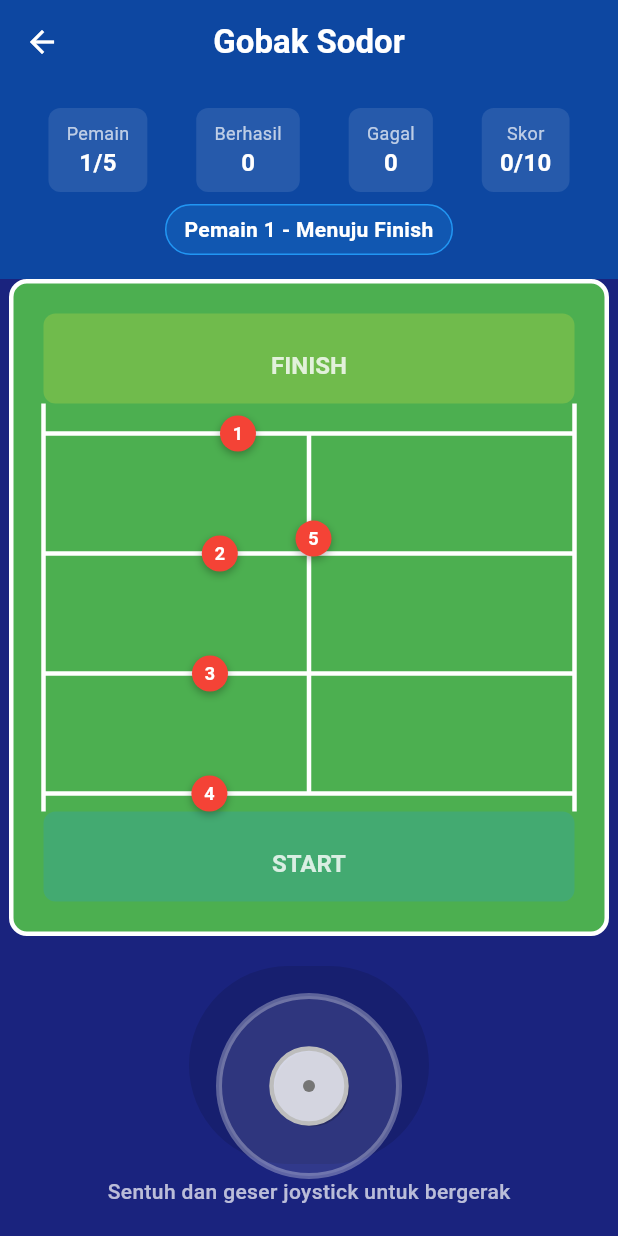
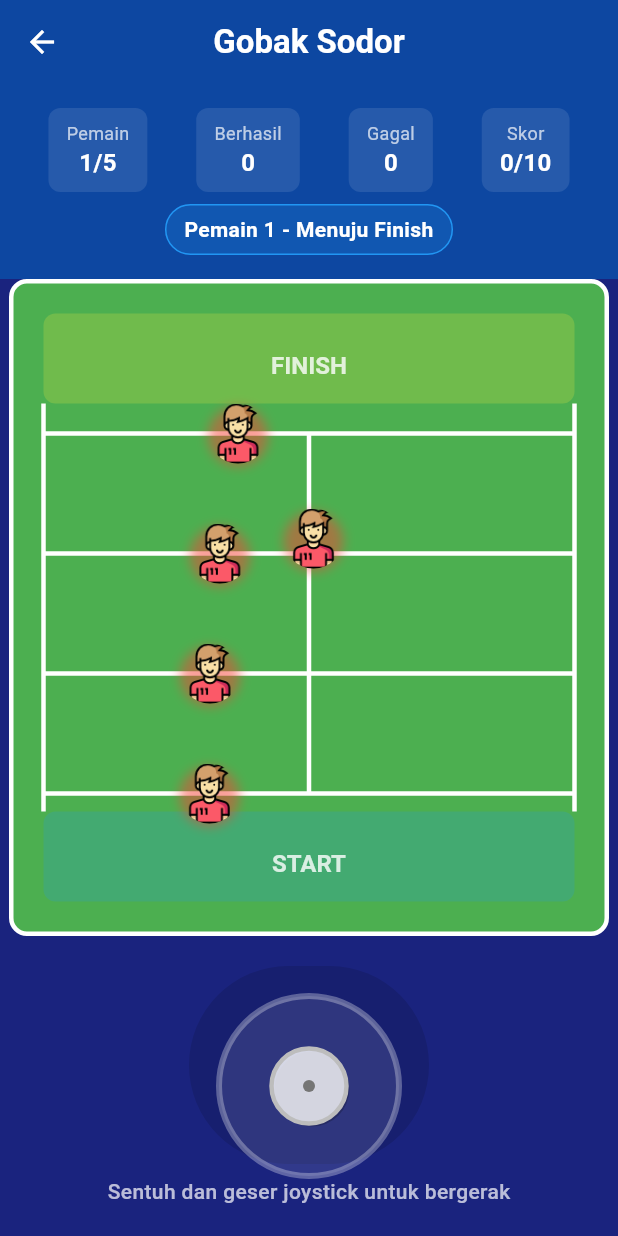
Before and after one commit to yosuatarigan/game-permainan-tradisional-simulasi, a Flutter app: the GobakSodorGame screen opened directly, after a tap on "Mulai Game", on a phone screen of 412 x 824 dp. Run offline on Flutter 3.47's test engine with Material 3 defaults, Android fonts, the phone set to English and light mode, and no system bars; our stand-ins replace audioplayers, shared_preferences; missing offline and left inert: flame; accounts and stored records are empty; Roboto replaces fonts that are missing (Poppins).

Commit message:
sudah ganti player

```diff
--- a/lib/gobaksodor/gobak_sodor_game.dart
+++ b/lib/gobaksodor/gobak_sodor_game.dart
@@ -31,12 +31,12 @@ class _GobakSodorGameState extends State<GobakSodorGame>
   bool playerMoving = false;
   bool returningHome = false;
   bool hasReachedFinish = false;
-  bool hasFinishPoint = false; // NEW: Track if player got finish point
+  bool hasFinishPoint = false;
 
   // Guards positions and directions
   List<Guard> guards = [];
 
-  // Joystick - FIXED
+  // Joystick
   Offset joystickPosition = Offset.zero;
   Offset knobPosition = Offset.zero;
   bool joystickActive = false;
@@ -51,8 +51,8 @@ class _GobakSodorGameState extends State<GobakSodorGame>
   // Game settings
   final double fieldWidth = 400;
   final double fieldHeight = 500;
-  final double playerSize = 24;
-  final double guardSize = 24;
+  final double playerSize = 40;
+  final double guardSize = 40;
   final double maxSpeed = 3.0;
 
   @override
@@ -60,7 +60,6 @@ class _GobakSodorGameState extends State<GobakSodorGame>
     super.initState();
     _initializeGame();
 
-    // Initialize joystick position
     WidgetsBinding.instance.addPostFrameCallback((_) {
       setState(() {
         joystickPosition = Offset(joystickRadius + 20, joystickRadius + 20);
@@ -70,7 +69,6 @@ class _GobakSodorGameState extends State<GobakSodorGame>
   }
 
   void _initializeGame() {
-    // Animation controllers
     _guardController = AnimationController(
       duration: const Duration(seconds: 2),
       vsync: this,
@@ -82,20 +80,18 @@ class _GobakSodorGameState extends State<GobakSodorGame>
     );
 
     _particleController = AnimationController(
-      duration: const Duration(milliseconds: 16), // 60 FPS
+      duration: const Duration(milliseconds: 16),
       vsync: this,
     )..repeat();
 
-    // Listen to particle animation for game loop
     _particleController.addListener(_gameLoop);
 
-    // Initialize guards dengan posisi yang lebih akurat
     guards = [
-      Guard(1, const Offset(200, 100), true, 140, _guardController), // Horizontal guard 1
-      Guard(2, const Offset(200, 180), true, 140, _guardController), // Horizontal guard 2
-      Guard(3, const Offset(200, 260), true, 140, _guardController), // Horizontal guard 3
-      Guard(4, const Offset(200, 340), true, 140, _guardController), // Horizontal guard 4
-      Guard(5, const Offset(200, 220), false, 110, _guardController), // Vertical guard 5
+      Guard(1, const Offset(200, 100), true, 140, _guardController),
+      Guard(2, const Offset(200, 180), true, 140, _guardController),
+      Guard(3, const Offset(200, 260), true, 140, _guardController),
+      Guard(4, const Offset(200, 340), true, 140, _guardController),
+      Guard(5, const Offset(200, 220), false, 110, _guardController),
     ];
   }
 
@@ -103,7 +99,6 @@ class _GobakSodorGameState extends State<GobakSodorGame>
     if (!gameStarted || gameOver || playerCaught || playerCompleted) return;
 
     setState(() {
-      // Update player position with velocity
       if (joystickActive) {
         double newX = (playerPosition.dx + playerVelocity.dx)
             .clamp(30, fieldWidth - 30);
@@ -112,7 +107,6 @@ class _GobakSodorGameState extends State<GobakSodorGame>
 
         playerPosition = Offset(newX, newY);
 
-        // Add trail particles when moving
         if (playerVelocity.distance > 0.5) {
           _addTrailParticle();
         }
@@ -122,22 +116,17 @@ class _GobakSodorGameState extends State<GobakSodorGame>
         playerMoving = false;
       }
 
-      // Check game state
       _checkGameState();
       _checkCollisions();
-
-      // Update particles
       _updateParticles();
     });
   }
 
   void _checkGameState() {
-    // Check if reached finish line (top area) - UPDATED SCORING
     if (!hasReachedFinish && playerPosition.dy <= 90) {
       hasReachedFinish = true;
       returningHome = true;
 
-      // Give 1 point for reaching finish
       if (!hasFinishPoint) {
         hasFinishPoint = true;
         totalScore++;
@@ -146,7 +135,6 @@ class _GobakSodorGameState extends State<GobakSodorGame>
       }
     }
 
-    // Check if returned home successfully
     if (hasReachedFinish && returningHome && playerPosition.dy >= 420) {
       _playerCompletedRound();
     }
@@ -163,14 +151,13 @@ class _GobakSodorGameState extends State<GobakSodorGame>
       playerPosition = const Offset(200, 460);
       returningHome = false;
       hasReachedFinish = false;
-      hasFinishPoint = false; // Reset finish point flag
+      hasFinishPoint = false;
       playerCaught = false;
       playerCompleted = false;
       gameMessage = 'Pemain 1 - Menuju Finish';
     });
   }
 
-  // FIXED JOYSTICK METHODS
   void _handleJoystickStart(Offset globalPosition) {
     if (!gameStarted || gameOver || playerCaught || playerCompleted) return;
 
@@ -199,9 +186,8 @@ class _GobakSodorGameState extends State<GobakSodorGame>
     setState(() {
       if (distance <= joystickRadius) {
         knobPosition = localPosition;
-        joystickActive = distance > 8; // Dead zone
+        joystickActive = distance > 8;
       } else {
-        // Clamp to boundary
         final direction = delta / distance;
         knobPosition = center + direction * joystickRadius;
         joystickActive = true;
@@ -227,7 +213,6 @@ class _GobakSodorGameState extends State<GobakSodorGame>
     });
   }
 
-  // Particle Methods
   void _addTrailParticle() {
     if (trailParticles.length > 20) {
       trailParticles.removeAt(0);
@@ -335,7 +320,7 @@ class _GobakSodorGameState extends State<GobakSodorGame>
   }
 
   void _playerCaught() {
-    if (playerCaught || playerCompleted) return; // Prevent multiple calls
+    if (playerCaught || playerCompleted) return;
 
     setState(() {
       playerCaught = true;
@@ -348,7 +333,6 @@ class _GobakSodorGameState extends State<GobakSodorGame>
 
     _addExplosionParticles();
 
-    // Show caught message then move to next player
     Future.delayed(const Duration(milliseconds: 1500), () {
       if (mounted) {
         _nextPlayer();
@@ -357,12 +341,12 @@ class _GobakSodorGameState extends State<GobakSodorGame>
   }
 
   void _playerCompletedRound() {
-    if (playerCaught || playerCompleted) return; // Prevent multiple calls
+    if (playerCaught || playerCompleted) return;
 
     setState(() {
       playerCompleted = true;
       playersCompleted++;
-      totalScore++; // Give 1 more point for returning to start
+      totalScore++;
       gameMessage = 'Pemain $currentPlayer Berhasil Pulang! (+1 Poin) Total: 2 Poin';
       playerVelocity = Offset.zero;
       joystickActive = false;
@@ -371,7 +355,6 @@ class _GobakSodorGameState extends State<GobakSodorGame>
 
     _addVictoryParticles();
 
-    // Show success message then move to next player
     Future.delayed(const Duration(milliseconds: 1500), () {
       if (mounted) {
         _nextPlayer();
@@ -380,9 +363,7 @@ class _GobakSodorGameState extends State<GobakSodorGame>
   }
 
   void _nextPlayer() {
-    // Check if all 5 players have played
     if (currentPlayer >= 5) {
-      // Game finished - all 5 players have played
       setState(() {
         gameOver = true;
         gameStarted = false;
@@ -390,7 +371,6 @@ class _GobakSodorGameState extends State<GobakSodorGame>
       });
       _addVictoryParticles();
     } else {
-      // Next player
       setState(() {
         currentPlayer++;
         playerCaught = false;
@@ -398,12 +378,11 @@ class _GobakSodorGameState extends State<GobakSodorGame>
         playerPosition = const Offset(200, 460);
         returningHome = false;
         hasReachedFinish = false;
-        hasFinishPoint = false; // Reset finish point flag for new player
+        hasFinishPoint = false;
         gameMessage = 'Pemain $currentPlayer - Menuju Finish';
         playerVelocity = Offset.zero;
         joystickActive = false;
         knobPosition = Offset(joystickRadius + 20, joystickRadius + 20);
-        // Clear particles
         particles.clear();
         trailParticles.clear();
       });
@@ -435,7 +414,6 @@ class _GobakSodorGameState extends State<GobakSodorGame>
       ),
       body: Column(
         children: [
-          // Game status
           Container(
             width: double.infinity,
             padding: const EdgeInsets.all(16),
@@ -448,7 +426,7 @@ class _GobakSodorGameState extends State<GobakSodorGame>
                     _buildStatusCard('Pemain', '$currentPlayer/5'),
                     _buildStatusCard('Berhasil', '$playersCompleted'),
                     _buildStatusCard('Gagal', '$playersFailed'),
-                    _buildStatusCard('Skor', '$totalScore/10'), // Updated max score
+                    _buildStatusCard('Skor', '$totalScore/10'),
                   ],
                 ),
                 if (gameMessage.isNotEmpty) ...[
@@ -497,12 +475,10 @@ class _GobakSodorGameState extends State<GobakSodorGame>
                 ),
                 child: Stack(
                   children: [
-                    // Field background with lines
                     CustomPaint(
                       painter: GameFieldPainter(),
                       size: Size(fieldWidth, fieldHeight),
                     ),
-                    // Particles
                     CustomPaint(
                       painter: ParticlePainter(
                         particles: particles,
@@ -510,7 +486,6 @@ class _GobakSodorGameState extends State<GobakSodorGame>
                       ),
                       size: Size(fieldWidth, fieldHeight),
                     ),
-                    // Guards
                     AnimatedBuilder(
                       animation: _guardController,
                       builder: (context, child) {
@@ -524,16 +499,22 @@ class _GobakSodorGameState extends State<GobakSodorGame>
                                 width: guardSize,
                                 height: guardSize,
                                 decoration: BoxDecoration(
-                                  color: Colors.red,
                                   borderRadius: BorderRadius.circular(guardSize / 2),
                                   boxShadow: [
                                     BoxShadow(
-                                      color: Colors.black.withOpacity(0.3),
-                                      blurRadius: 4,
+                                      color: Colors.red.withOpacity(0.5),
+                                      blurRadius: 6,
                                       offset: const Offset(0, 2),
                                     ),
                                   ],
                                 ),
+                                child: ClipOval(
+                                  child: Image.asset(
+                                    'assets/red.png',
+                                    fit: BoxFit.cover,
+                                    errorBuilder: (context, error, stackTrace) {
+                                      return Container(
+                                        color: Colors.red,
                                         child: Center(
                                           child: Text(
                                             '${guard.id}',
@@ -544,13 +525,17 @@ class _GobakSodorGameState extends State<GobakSodorGame>
                                             ),
                                           ),
                                         ),
+                                      );
+                                    },
+                                  ),
+                                ),
                               ),
                             );
                           }).toList(),
                         );
                       },
                     ),
-                    // Player
+                    // Player with Image
                     AnimatedPositioned(
                       duration: const Duration(milliseconds: 50),
                       left: playerPosition.dx - playerSize / 2,
@@ -559,29 +544,31 @@ class _GobakSodorGameState extends State<GobakSodorGame>
                         width: playerMoving ? playerSize + 4 : playerSize,
                         height: playerMoving ? playerSize + 4 : playerSize,
                         decoration: BoxDecoration(
-                          color: playerCaught
-                              ? Colors.orange
-                              : returningHome
-                                  ? Colors.green
-                                  : Colors.blue,
                           borderRadius: BorderRadius.circular(playerSize / 2),
                           boxShadow: [
                             BoxShadow(
                               color: playerCaught
-                                  ? Colors.orange.withOpacity(0.6)
-                                  : returningHome
-                                      ? Colors.green.withOpacity(0.6)
+                                  ? Colors.red.withOpacity(0.6)
                                   : Colors.blue.withOpacity(0.6),
-                              blurRadius: playerMoving ? 8 : 4,
+                              blurRadius: playerMoving ? 12 : 6,
                               offset: const Offset(0, 2),
                             ),
                           ],
                         ),
-                        child: const Center(
-                          child: Icon(
+                        child: ClipOval(
+                          child: Image.asset(
+                            'assets/blue.png',
+                            fit: BoxFit.cover,
+                            errorBuilder: (context, error, stackTrace) {
+                              return Container(
+                                color: Colors.blue,
+                                child: const Icon(
                                   Icons.person,
                                   color: Colors.white,
-                            size: 16,
+                                  size: 24,
+                                ),
+                              );
+                            },
                           ),
                         ),
                       ),
@@ -592,7 +579,6 @@ class _GobakSodorGameState extends State<GobakSodorGame>
             ),
           ),
 
-          // Controls with FIXED Virtual Joystick
           Container(
             height: 200,
             padding: const EdgeInsets.all(20),
@@ -617,7 +603,6 @@ class _GobakSodorGameState extends State<GobakSodorGame>
                   ),
 
                 if (gameStarted && !gameOver) ...[
-                  // FIXED Virtual Joystick
                   Expanded(
                     child: Center(
                       child: SizedBox(
@@ -650,7 +635,6 @@ class _GobakSodorGameState extends State<GobakSodorGame>
                     ),
                   ),
 
-                  // Instructions
                   const Padding(
                     padding: EdgeInsets.only(top: 8),
                     child: Text(
@@ -744,7 +728,6 @@ class _GobakSodorGameState extends State<GobakSodorGame>
   }
 }
 
-// Guard class
 class Guard {
   final int id;
   final Offset basePosition;
@@ -766,7 +749,6 @@ class Guard {
   }
 }
 
-// Custom painter for the game field
 class GameFieldPainter extends CustomPainter {
   GameFieldPainter();
 
@@ -774,11 +756,9 @@ class GameFieldPainter extends CustomPainter {
   void paint(Canvas canvas, Size size) {
     final paint = Paint();
 
-    // Draw field lines
     paint.color = Colors.white;
     paint.strokeWidth = 3;
 
-    // Horizontal lines
     for (int i = 1; i <= 4; i++) {
       double y = 80.0 * i + 20;
       canvas.drawLine(
@@ -788,27 +768,24 @@ class GameFieldPainter extends CustomPainter {
       );
     }
 
-    // Vertical center line
     canvas.drawLine(
       Offset(size.width / 2, 100),
       Offset(size.width / 2, 340),
       paint,
     );
 
-    // Left and right boundary lines
     canvas.drawLine(
-      Offset(20, 80), // Start from finish area
-      Offset(20, size.height - 80), // End at start area
+      Offset(20, 80),
+      Offset(20, size.height - 80),
       paint,
     );
 
     canvas.drawLine(
-      Offset(size.width - 20, 80), // Start from finish area
-      Offset(size.width - 20, size.height - 80), // End at start area
+      Offset(size.width - 20, 80),
+      Offset(size.width - 20, size.height - 80),
       paint,
     );
 
-    // Draw start area
     paint.color = Colors.blue.withOpacity(0.2);
     paint.style = PaintingStyle.fill;
     canvas.drawRRect(
@@ -819,7 +796,6 @@ class GameFieldPainter extends CustomPainter {
       paint,
     );
 
-    // Draw finish area
     paint.color = Colors.yellow.withOpacity(0.2);
     canvas.drawRRect(
       RRect.fromRectAndRadius(
@@ -829,14 +805,12 @@ class GameFieldPainter extends CustomPainter {
       paint,
     );
 
-    // Draw area labels
     final textStyle = TextStyle(
       color: Colors.white.withOpacity(0.8),
       fontSize: 16,
       fontWeight: FontWeight.bold,
     );
 
-    // START label
     TextPainter startPainter = TextPainter(
       text: TextSpan(text: 'START', style: textStyle),
       textDirection: TextDirection.ltr,
@@ -850,7 +824,6 @@ class GameFieldPainter extends CustomPainter {
       ),
     );
 
-    // FINISH label
     TextPainter finishPainter = TextPainter(
       text: TextSpan(text: 'FINISH', style: textStyle),
       textDirection: TextDirection.ltr,
@@ -871,7 +844,6 @@ class GameFieldPainter extends CustomPainter {
   }
 }
 
-// Particle shapes
 enum ParticleShape {
   circle,
   square,
@@ -880,7 +852,6 @@ enum ParticleShape {
   triangle,
 }
 
-// Particle class
 class Particle {
   Offset position;
   Offset velocity;
@@ -906,7 +877,7 @@ class Particle {
 
   void update() {
     position += velocity;
-    velocity *= 0.98; // Friction
+    velocity *= 0.98;
     rotation += rotationSpeed;
     life--;
   }
@@ -916,7 +887,6 @@ class Particle {
   }
 }
 
-// Particle painter
 class ParticlePainter extends CustomPainter {
   final List<Particle> particles;
   final List<Particle> trailParticles;
@@ -930,20 +900,16 @@ class ParticlePainter extends CustomPainter {
   void paint(Canvas canvas, Size size) {
     final paint = Paint();
 
-    // Draw trail particles
     for (Particle particle in trailParticles) {
       paint.color = particle.color.withOpacity(particle.opacity * 0.4);
       _drawParticle(canvas, paint, particle, true);
     }
 
-    // Draw main particles with glow effect
     for (Particle particle in particles) {
-      // Draw glow
       paint.color = particle.color.withOpacity(particle.opacity * 0.3);
       paint.maskFilter = const MaskFilter.blur(BlurStyle.normal, 4);
       _drawParticle(canvas, paint, particle, false);
 
-      // Draw main particle
       paint.maskFilter = null;
       paint.color = particle.color.withOpacity(particle.opacity);
       _drawParticle(canvas, paint, particle, false);
@@ -1024,7 +990,6 @@ class ParticlePainter extends CustomPainter {
   }
 }
 
-// FIXED Joystick painter
 class JoystickPainter extends CustomPainter {
   final Offset center;
   final Offset knobPosition;
@@ -1044,18 +1009,15 @@ class JoystickPainter extends CustomPainter {
   void paint(Canvas canvas, Size size) {
     final paint = Paint();
 
-    // Draw joystick outer ring
     paint.color = Colors.white.withOpacity(0.3);
     paint.style = PaintingStyle.stroke;
     paint.strokeWidth = 4;
     canvas.drawCircle(center, joystickRadius, paint);
 
-    // Draw joystick base
     paint.color = Colors.white.withOpacity(0.1);
     paint.style = PaintingStyle.fill;
     canvas.drawCircle(center, joystickRadius, paint);
 
-    // Draw direction indicator line if active
     if (isActive) {
       paint.color = Colors.blue.withOpacity(0.4);
       paint.strokeWidth = 3;
@@ -1063,25 +1025,21 @@ class JoystickPainter extends CustomPainter {
       canvas.drawLine(center, knobPosition, paint);
     }
 
-    // Draw knob shadow
     paint.color = Colors.black.withOpacity(0.2);
     paint.style = PaintingStyle.fill;
     canvas.drawCircle(knobPosition + const Offset(2, 2), knobRadius, paint);
 
-    // Draw knob
     paint.style = PaintingStyle.fill;
     paint.color = isActive
         ? const Color(0xFF2196F3)
         : Colors.white.withOpacity(0.8);
     canvas.drawCircle(knobPosition, knobRadius, paint);
 
-    // Draw knob border
     paint.color = isActive ? Colors.white : Colors.grey[400]!;
     paint.style = PaintingStyle.stroke;
     paint.strokeWidth = 3;
     canvas.drawCircle(knobPosition, knobRadius, paint);
 
-    // Draw center dot on knob
     paint.color = isActive ? Colors.white : Colors.grey[600]!;
     paint.style = PaintingStyle.fill;
     canvas.drawCircle(knobPosition, 4, paint);
```
Lines whose indentation alone changed are shown as unchanged.
